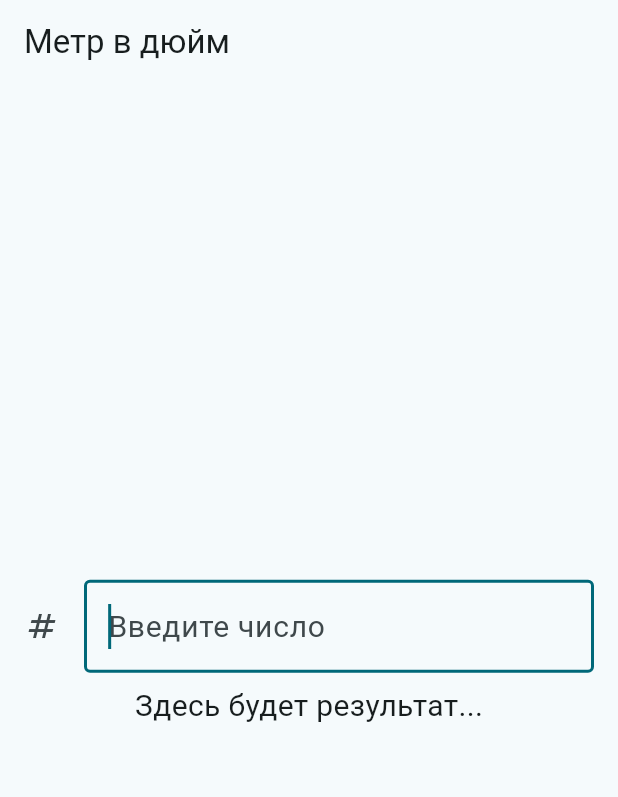
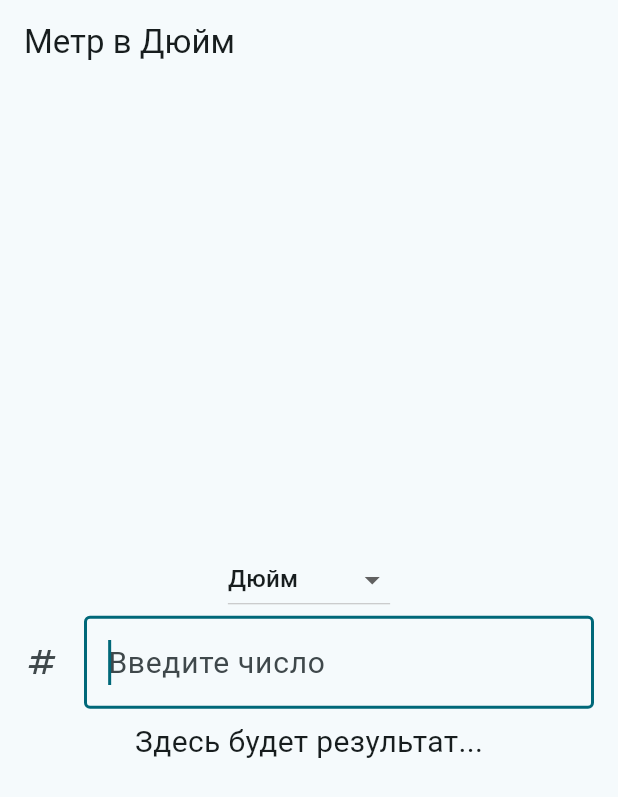
Before and after one commit to KaX8/lab2_conv, a Flutter app: the screen it shows after launch, after a tap on "Метр в дюйм", on a phone screen of 412 x 824 dp. Shown: the top 797 px of the screen. Run offline on Flutter 3.47's test engine with Material 3 defaults, Android fonts, the phone set to English and light mode, and no system bars.

Commit message:
Expanded func inchConverter

```diff
--- a/lib/Converters/ConverterBinary.dart
+++ b/lib/Converters/ConverterBinary.dart
@@ -47,12 +47,11 @@ class _ConverterBinaryState extends State<ConverterBinary> {
       if (s.isNotEmpty && currTitle == 1) {
 
         if(!RegExp("[2-9]").hasMatch(s)){
-
           result = int.parse(s, radix: 2).toString();
-
         }else {
           result = "Вы ввели что то неверно...";
         }
+
       }if (s.isNotEmpty && currTitle == 0) {
         int num = int.parse(s);
         result = num.toRadixString(2);
@@ -99,7 +98,7 @@ class _ConverterBinaryState extends State<ConverterBinary> {
                         border: OutlineInputBorder(),
                       ),
                       keyboardType: const TextInputType.numberWithOptions(decimal: true, signed: true),
-                      inputFormatters: <TextInputFormatter>[
+                      inputFormatters: [
                         FilteringTextInputFormatter.digitsOnly // С таким фильтром могут быть введены только числа
                       ],
                     ),
--- a/lib/Converters/ConverterInch.dart
+++ b/lib/Converters/ConverterInch.dart
@@ -17,16 +17,17 @@ class ConverterInch extends StatefulWidget{
 class _ConverterInchState extends State<ConverterInch> {
 
   final TextEditingController controller = TextEditingController();
-  List<String> titles = ["Метр в дюйм", "Дюйм в метр"];
+  List<String> titles = ["Метр", "Дюйм"];
   int currTitle = 0;
   String result = "";
+
+  List<String> items = ['Метр', 'Километр', 'Сантиметр', 'Дюйм'];
+  String selectedItem = 'Дюйм';
 
   @override
   void initState() {
     super.initState();
     controller.addListener(() {
-
-
       updateResult(controller.text);
     });
   }
@@ -46,15 +47,53 @@ class _ConverterInchState extends State<ConverterInch> {
 
   void updateResult(String s){
     setState(() {
+
       if (s.isEmpty){
         result = "Здесь будет результат...";
       }else {
         if (currTitle == 1){
-          result = "${(double.parse(s) * 0.254).round()} метров...";
+          // Дюймы во что то, считаем метр для удобства
+          double meter = (double.parse(s) * 0.254);
+          switch (selectedItem){
+            case "Метр":
+              result = "${meter} метров...";
+              break;
+            case "Сантиметр":
+              result = "${(meter * 100)} Сантиметров...";
+              break;
+            case "Километр":
+              result = "${(meter / 1000)} Километров...";
+              break;
+            case "Дюйм":
+              result = "${s} Дюймов...";
+              break;
+          }
         }else {
-          result = "${(double.parse(s) * 39.3701).round()} дюймов...";
+          // Метры во что то
+          switch (selectedItem){
+            case "Метр":
+              result = "${double.parse(s)} метров...";
+              break;
+            case "Сантиметр":
+              result = "${(double.parse(s) * 100)} Сантиметров...";
+              break;
+            case "Километр":
+              result = "${(double.parse(s) / 1000)} Километров...";
+              break;
+            case "Дюйм":
+              result = "${(double.parse(s) * 39.3701)} дюймов...";
+              break;
+          }
         }
       }
+
+      switch (currTitle){
+        case 0:
+          break;
+        case 1:
+          break;
+      }
+
     });
   }
 
@@ -64,8 +103,10 @@ class _ConverterInchState extends State<ConverterInch> {
   }
 
 
+
   @override
   Widget build(BuildContext context) {
+
     return Base.createBase(
         GestureDetector(
           onDoubleTap: (){
@@ -84,6 +125,22 @@ class _ConverterInchState extends State<ConverterInch> {
                 child: Column(
                   mainAxisAlignment: MainAxisAlignment.center,
                   children: [
+                    DropdownButton(
+                      value: selectedItem,
+                      onChanged: (String? newValue) {
+
+                        setState(() {
+                          selectedItem = newValue!;
+                        });
+                        updateResult(controller.text);
+                      },
+                      items: items.map<DropdownMenuItem<String>>((String value) {
+                        return DropdownMenuItem(
+                          value: value,
+                          child: Text(value),
+                        );
+                      }).toList(),
+                    ),
                     TextFormField(
                       controller: controller,
                       autofocus: true,
@@ -112,7 +169,7 @@ class _ConverterInchState extends State<ConverterInch> {
               )
           ),
         ),
-        title: titles[currTitle]
+        title: "${titles[currTitle]} в $selectedItem"
     );
   }
 }
```
